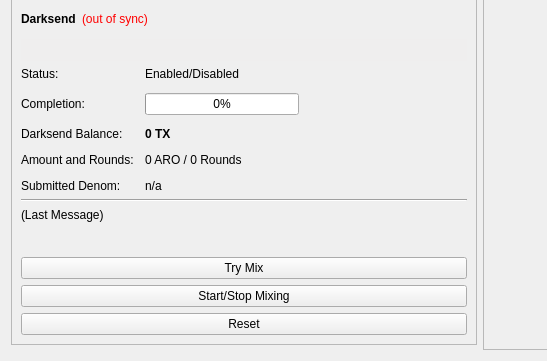
Above: src/qt/forms/overviewpage.ui from arioncoin/arioncoin-archived-do-not-use before the change; both pictures show x 0 to 547 and y 253 to 614 of the 960 by 614 pixel window. Below: the same form after it.
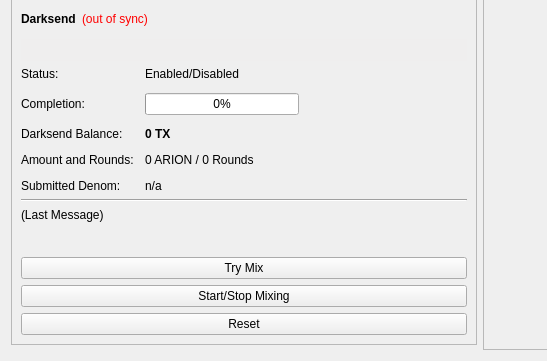
That is the form after the change.

Diff of the .ui file:
```diff
--- a/src/qt/forms/overviewpage.ui
+++ b/src/qt/forms/overviewpage.ui
@@ -1021,7 +1021,7 @@
             <item row="4" column="1">
              <widget class="QLabel" name="labelAmountRounds">
               <property name="text">
-               <string>0 ARO / 0 Rounds</string>
+               <string>0 ARION / 0 Rounds</string>
               </property>
              </widget>
             </item>
```
